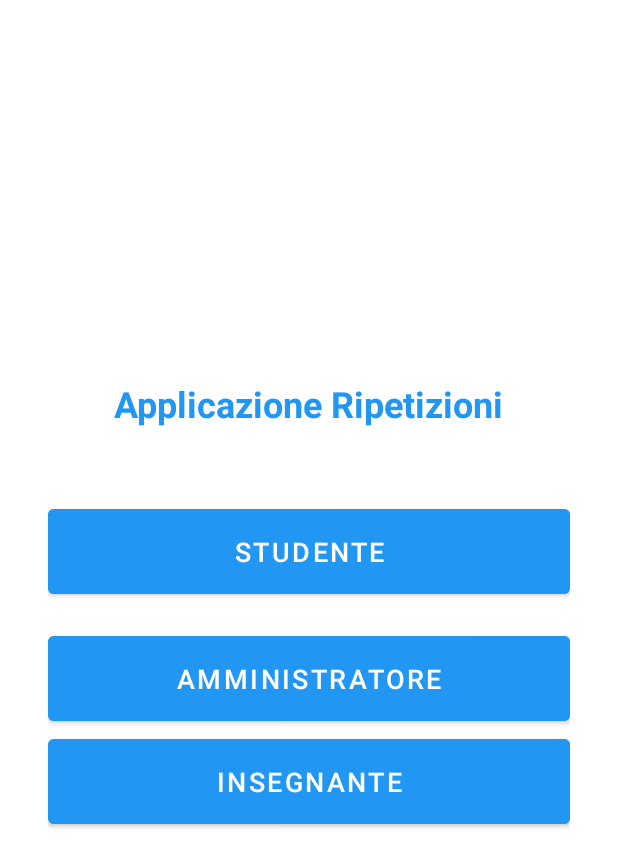
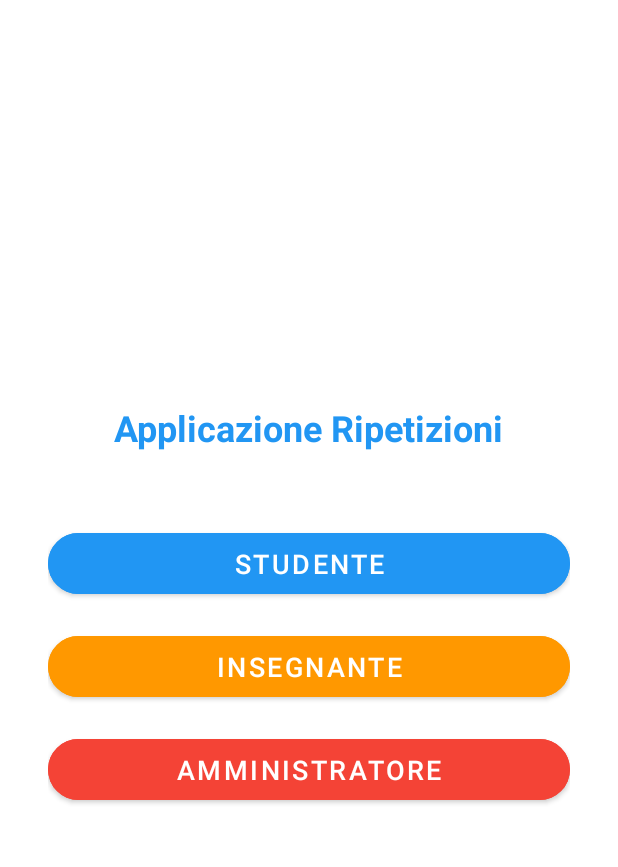
Before and after one commit to frazigg/Gestione-Ripetizioni, an Android app built with Jetpack Compose: the screen it shows after launch (MainActivity), on a phone screen of 412 x 824 dp. Shown: the top 867 px of the screen. Run offline under Robolectric (Android 15) with nearby library versions, the phone set to English and light mode, and no system bars; our stand-ins replace Firebase (no records; nobody signed in at launch, a user with empty details on screens opened directly).

Commit message:
Sistemazione estetica

```diff
--- a/app/src/main/res/layout/activity_main.xml
+++ b/app/src/main/res/layout/activity_main.xml
@@ -18,33 +18,46 @@
         android:layout_marginBottom="48dp"
         android:textColor="@color/primary" />
 
-    <Button
+    <com.google.android.material.button.MaterialButton
         android:layout_width="match_parent"
         android:layout_height="wrap_content"
         android:id="@+id/btnStudente"
         android:text="Studente"
         android:layout_marginBottom="16dp"
-        android:padding="16dp"
+        android:paddingTop="8dp"
+        android:paddingBottom="8dp"
+        android:paddingStart="32dp"
+        android:paddingEnd="32dp"
         android:textSize="18sp"
+        app:cornerRadius="25dp"
         android:backgroundTint="@color/primary" />
 
-    <Button
-        android:layout_width="match_parent"
-        android:layout_height="wrap_content"
-        android:id="@+id/btnAdmim"
-        android:text="Amministratore"
-        android:padding="16dp"
-        android:textSize="18sp"
-        android:backgroundTint="@color/primary" />
-
-    <Button
+    <com.google.android.material.button.MaterialButton
         android:layout_width="match_parent"
         android:layout_height="wrap_content"
         android:id="@+id/btnInsegnante"
         android:text="Insegnante"
         android:layout_marginBottom="16dp"
-        android:padding="16dp"
+        android:paddingTop="8dp"
+        android:paddingBottom="8dp"
+        android:paddingStart="32dp"
+        android:paddingEnd="32dp"
         android:textSize="18sp"
-        android:backgroundTint="@color/primary" />
+        app:cornerRadius="25dp"
+        android:backgroundTint="@color/secondary" />
+
+    <com.google.android.material.button.MaterialButton
+        android:layout_width="match_parent"
+        android:layout_height="wrap_content"
+        android:id="@+id/btnAdmim"
+        android:text="Amministratore"
+        android:layout_marginBottom="16dp"
+        android:paddingTop="8dp"
+        android:paddingBottom="8dp"
+        android:paddingStart="32dp"
+        android:paddingEnd="32dp"
+        android:textSize="18sp"
+        app:cornerRadius="25dp"
+        android:backgroundTint="@color/accent" />
 
 </LinearLayout>
--- a/app/src/main/res/layout/item_insegnante.xml
+++ b/app/src/main/res/layout/item_insegnante.xml
@@ -50,21 +50,21 @@
 
             <com.google.android.material.button.MaterialButton
                 android:id="@+id/btnEmail"
-                style="?attr/materialButtonOutlinedStyle"
                 android:layout_width="0dp"
                 android:layout_height="wrap_content"
                 android:layout_weight="1"
                 android:layout_marginEnd="4dp"
+                android:textSize="12sp"
                 android:text="Email" />
 
             <com.google.android.material.button.MaterialButton
                 android:id="@+id/btnChiama"
-                style="?attr/materialButtonOutlinedStyle"
                 android:layout_width="0dp"
                 android:layout_height="wrap_content"
                 android:layout_weight="1"
                 android:layout_marginStart="4dp"
                 android:layout_marginEnd="4dp"
+                android:textSize="12sp"
                 android:text="Chiama" />
 
             <com.google.android.material.button.MaterialButton
@@ -73,10 +73,11 @@
                 android:layout_height="wrap_content"
                 android:layout_weight="1"
                 android:layout_marginStart="4dp"
+                android:textSize="12sp"
                 android:text="Feedback" />
 
         </LinearLayout>
 
-</LinearLayout>
+    </LinearLayout>
 
 </com.google.android.material.card.MaterialCardView>
```
